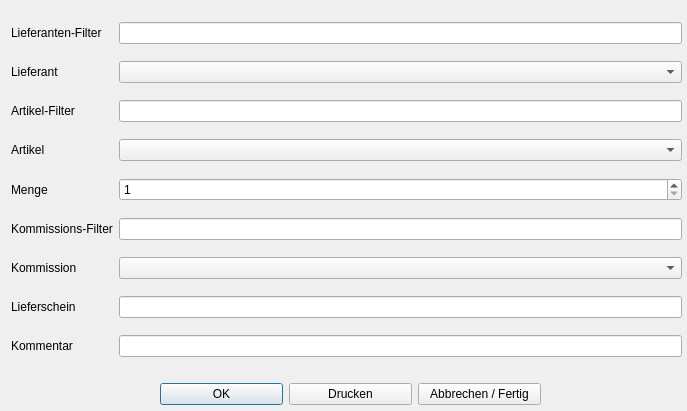
First picture: the form in dialog_lager.ui, repository 15831944/CBrain, before the edit.
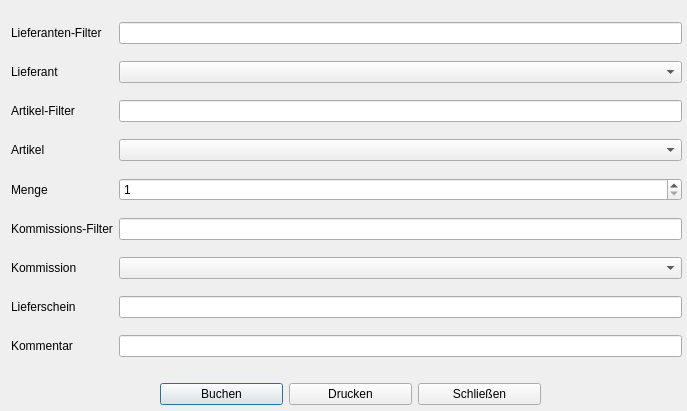
Second picture: the form after the edit.

Diff of the .ui file:
```diff
--- a/dialog_lager.ui
+++ b/dialog_lager.ui
@@ -29,7 +29,7 @@
     <item>
      <widget class="QPushButton" name="pushButton_ok">
       <property name="text">
-       <string>OK</string>
+       <string>Buchen</string>
       </property>
      </widget>
     </item>
@@ -43,7 +43,7 @@
     <item>
      <widget class="QPushButton" name="pushButton_cancel">
       <property name="text">
-       <string>Abbrechen / Fertig</string>
+       <string>Schließen</string>
       </property>
      </widget>
     </item>
```
